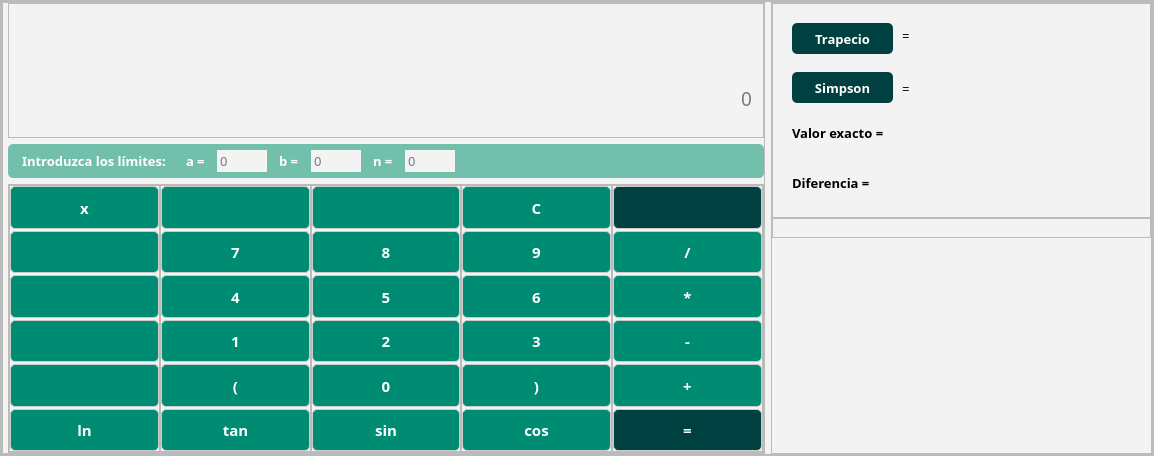
Old version of the form segundaoportunidad.ui in the repository Dariana97/Calculadora-Maxi.
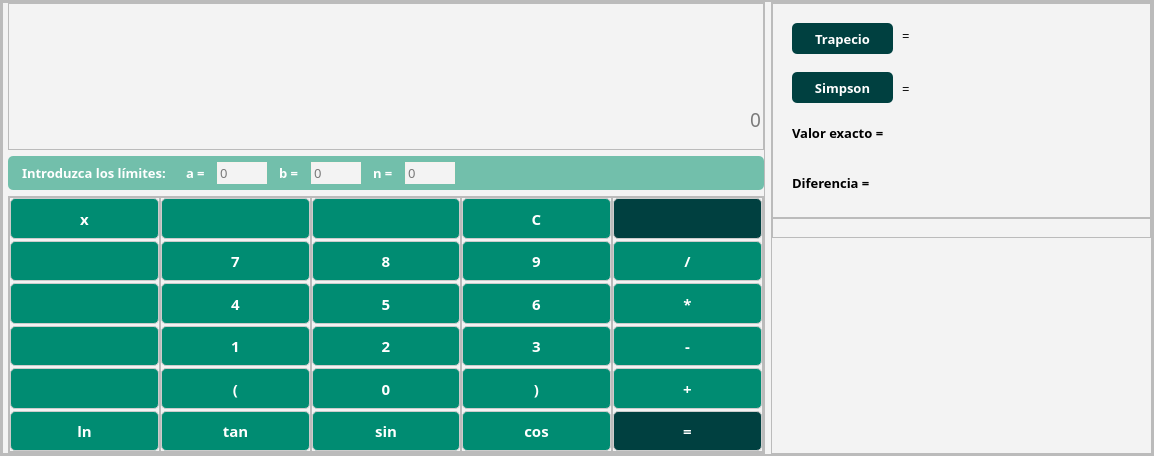
New version of the form. Icons and pictures are not drawn.

Commit message: Última modificación

Diff of the .ui file:
```diff
--- a/segundaoportunidad.ui
+++ b/segundaoportunidad.ui
@@ -117,6 +117,12 @@
              </property>
              <item>
               <widget class="QFrame" name="frame_8">
+               <property name="sizePolicy">
+                <sizepolicy hsizetype="Preferred" vsizetype="Expanding">
+                 <horstretch>0</horstretch>
+                 <verstretch>0</verstretch>
+                </sizepolicy>
+               </property>
                <property name="frameShape">
                 <enum>QFrame::StyledPanel</enum>
                </property>
@@ -131,17 +137,23 @@
                  <number>0</number>
                 </property>
                 <property name="rightMargin">
-                 <number>9</number>
+                 <number>0</number>
                 </property>
                 <property name="bottomMargin">
-                 <number>0</number>
+                 <number>15</number>
                 </property>
                 <item>
                  <widget class="QLineEdit" name="entradadedatos">
+                  <property name="sizePolicy">
+                   <sizepolicy hsizetype="Expanding" vsizetype="Expanding">
+                    <horstretch>0</horstretch>
+                    <verstretch>0</verstretch>
+                   </sizepolicy>
+                  </property>
                   <property name="minimumSize">
                    <size>
                     <width>0</width>
-                    <height>85</height>
+                    <height>130</height>
                    </size>
                   </property>
                   <property name="font">
```
Left out of the diff: 6 changed lines with no effect on the pictures. The commit also changes 1 other file.
